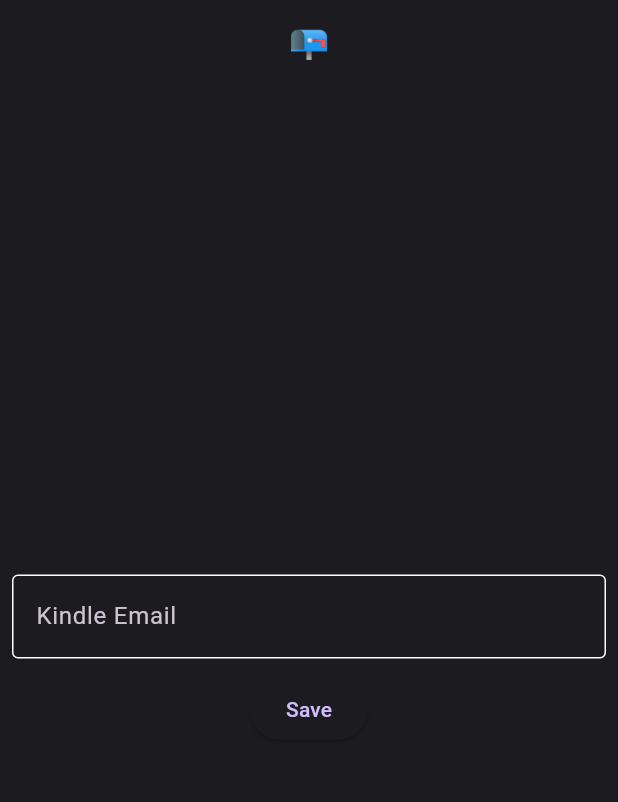
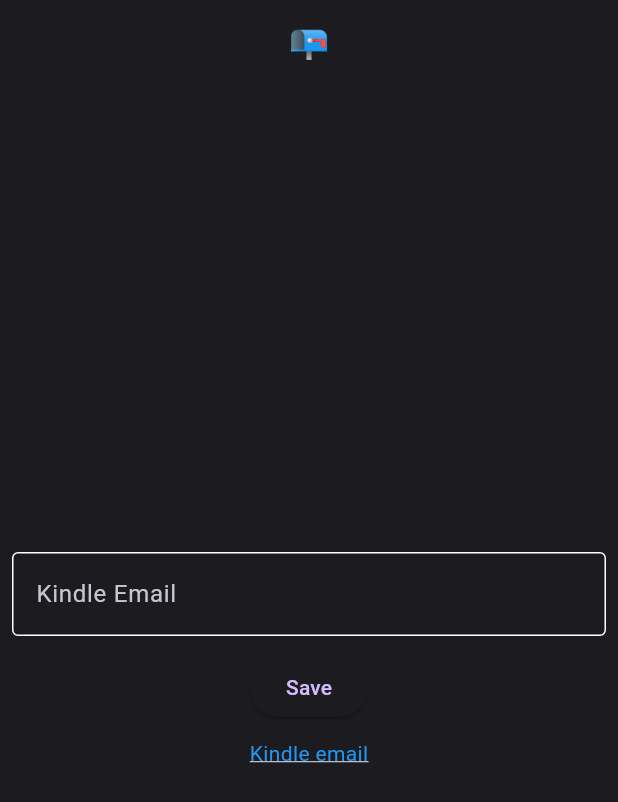
Before and after one commit to carlosveron/send_to_kindle, a Flutter app: the screen it shows after launch, on a phone screen of 412 x 824 dp. Shown: the top 802 px of the screen. Run offline on Flutter 3.47's test engine with Material 2 defaults, Android fonts, the phone set to English and light mode, and no system bars; our stand-ins replace file_picker, flutter_modular, flutter_riverpod, permission_handler, realm; missing offline and left inert: flutter_email_sender; generated files the repository leaves out were written again.

Commit message:
open browser to get kindle email

```diff
--- a/lib/pages/kindlemail_page/kindlemail_page.dart
+++ b/lib/pages/kindlemail_page/kindlemail_page.dart
@@ -5,6 +5,7 @@
 import 'package:send_to_kindle/pages/home_page/my_home_page.dart';
 import 'package:send_to_kindle/shared/services/database/models/user_settings.dart';
 import 'package:send_to_kindle/shared/utils/utils.dart';
+import 'package:url_launcher/url_launcher.dart';
 
 class KindleEmailPage extends ConsumerStatefulWidget {
   const KindleEmailPage({super.key});
@@ -19,10 +20,8 @@
 
   bool _isEmailValid = false;
   bool _isError = false;
-  @override
-  void initState() {
-    super.initState();
-  }
+  final url =
+      Uri.parse('https://www.amazon.com.br/hz/mycd/digital-console/alldevices');
 
   @override
   Widget build(BuildContext context) {
@@ -74,7 +73,25 @@
                   });
                 },
                 child: const Text('Save'),
-              )
+              ),
+              const SizedBox(height: 10),
+              InkWell(
+                onTap: () async {
+                  // Add the action you want to perform when the link is clicked
+                  if (await canLaunchUrl(url)) {
+                    await launchUrl(url);
+                  } else {
+                    throw 'Could not launch ${url.host}';
+                  }
+                },
+                child: const Text(
+                  'Kindle email',
+                  style: TextStyle(
+                    color: Colors.blue,
+                    decoration: TextDecoration.underline,
+                  ),
+                ),
+              ),
             ],
           ),
         ));
```
